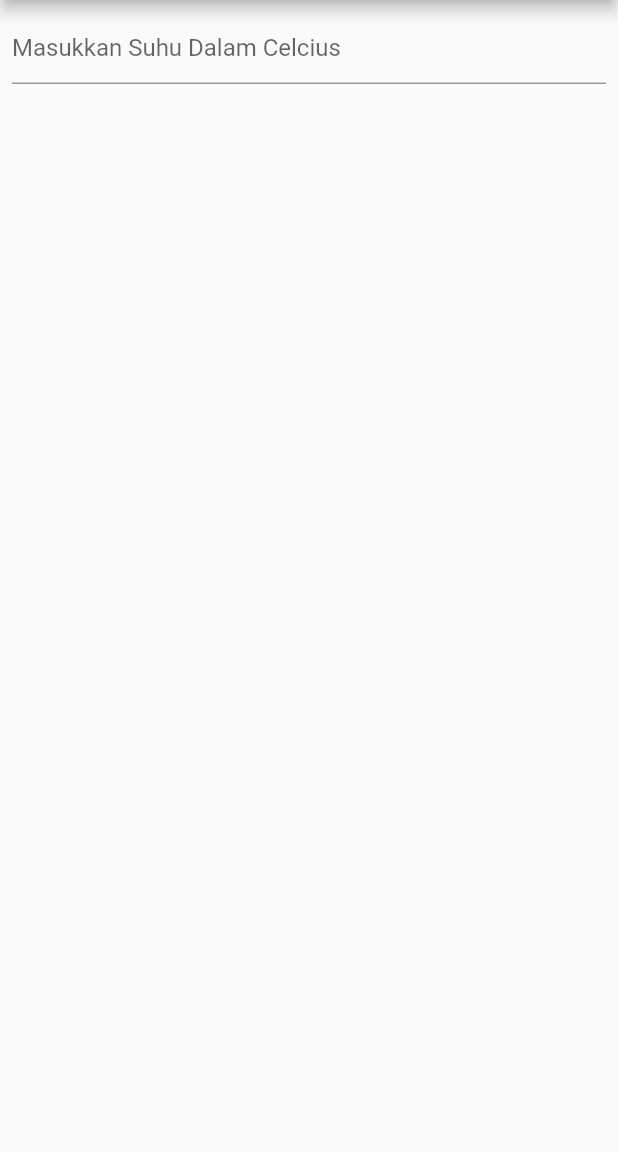
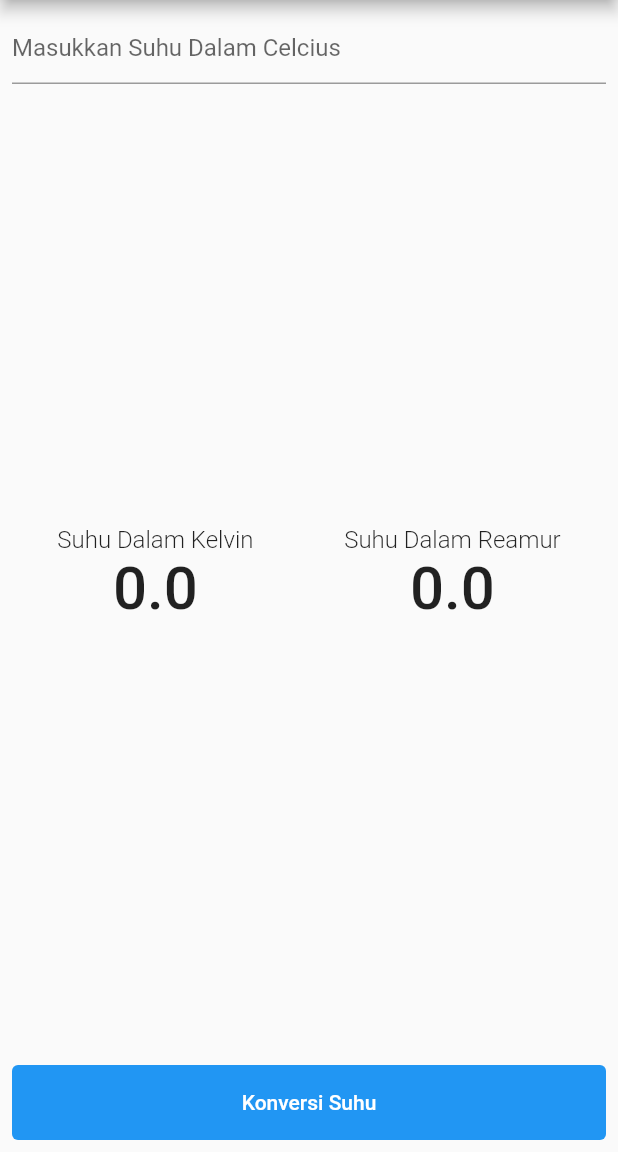
Before and after one commit to rezamandaa/temperature_converter_flutter, a Flutter app: the screen it shows after launch, on a phone screen of 412 x 824 dp, the part 84-1236 px from its top. Run offline on Flutter 3.47's test engine with Material 2 defaults, Android fonts, the phone set to English and light mode, and no system bars.

Commit message:
temperature converter fix

```diff
--- a/lib/main.dart
+++ b/lib/main.dart
@@ -1,4 +1,3 @@
-
 import 'package:flutter/material.dart';
 import 'package:flutter/services.dart';
 
@@ -6,34 +5,102 @@ void main() {
   runApp(const MyApp());
 }
 
-class MyApp extends StatelessWidget {
+class MyApp extends StatefulWidget {
   const MyApp({Key? key}) : super(key: key);
 
-  // This widget is the root of your application.
   @override
+  State<MyApp> createState() => _MyAppState();
+}
+
+class _MyAppState extends State<MyApp>{
+  TextEditingController input = new TextEditingController();
+
+  double celcius = 0;
+  double kelvin = 0;
+  double reamur = 0;
+
+  void konversi() {
+    setState((){
+      celcius = double.parse(input.text);
+      kelvin = celcius + 273.15;
+      reamur = celcius * 0.8;
+    });
+  }
+   @override
   Widget build(BuildContext context) {
-
-
     return MaterialApp(
-      title: 'Flutter Demo',
+      debugShowCheckedModeBanner: false,
+      title: 'Konverter Suhu',
       theme: ThemeData(
-
         primarySwatch: Colors.blue,
       ),
       home: Scaffold(
         appBar: AppBar(
-          title: Text("Konverter Suhu")),
+          title: const Text("Konverter Suhu")),
           body: Container(
-            margin: EdgeInsets.all(8),
-            // ignore: unnecessary_new
-            child:new Column(
-              mainAxisAlignment: MainAxisAlignment.start,
-              children: <Widget>[
-                TextField(
-                decoration: InputDecoration(hintText: "Masukkan Suhu Dalam Celcius",),
+            margin: const EdgeInsets.all(8),
+            child:Column(
+              mainAxisAlignment: MainAxisAlignment.spaceBetween,
+              children:[
+                TextFormField(
+                  controller: input,
+                decoration: const InputDecoration(hintText: "Masukkan Suhu Dalam Celcius",),
                  keyboardType: TextInputType.number,
                  inputFormatters: [FilteringTextInputFormatter.digitsOnly],
-                )
+                ),
+                Row(
+                  mainAxisAlignment: MainAxisAlignment.spaceAround,
+                  children: [
+                    Column(
+                      children: [
+                        Text(
+                          "Suhu Dalam Kelvin",
+                          style: TextStyle(
+                            fontSize: 16,
+                            fontWeight: FontWeight.w300,
+                          ),
+                        ),
+                        Text(
+                          "$kelvin",
+                          style: TextStyle(
+                            fontSize: 40,
+                            fontWeight: FontWeight.w500,
+                          ),
+                        ),
+                      ],
+                    ),
+                    Column(
+                      children: [
+                        Text(
+                          "Suhu Dalam Reamur",
+                          style: TextStyle(
+                            fontSize: 16,
+                            fontWeight: FontWeight.w300,
+                          ),
+                        ),
+                        Text(
+                          "$reamur",
+                          style: TextStyle(
+                            fontSize: 40,
+                            fontWeight: FontWeight.w500,
+                          ),
+                        ),
+                      ],
+                    ),
+                  ],
+                ),
+                Container(
+                  width: double.infinity,
+                  height: 50,
+                  child: TextButton(
+                    style: TextButton.styleFrom(backgroundColor: Colors.blue),
+                    onPressed: konversi,
+                    child: Text(
+                      "Konversi Suhu",
+                      style: TextStyle(color: Colors.white),
+                    ),
+                  ),
+                ),
               ],
             )
           ),
@@ -43,23 +110,48 @@ class MyApp extends StatelessWidget {
 }
 
 
-
 class MyHomePage extends StatefulWidget {
   const MyHomePage({Key? key, required this.title}) : super(key: key);
   final String title;
 
   @override
-  State<StatefulWidget> createState() {
-    return new HomePageState();
-  }
+  State<MyHomePage> createState() => _MyHomePageState();
 }
 
-  class HomePageState extends State<MyHomePage> {
+class _MyHomePageState extends State<MyHomePage> {
+  int _counter = 0;
+
+  void _incrementCounter() {
+    setState(() {
+      _counter++;
+    });
+  }
+
   @override
   Widget build(BuildContext context) {
-    return new Scaffold(
-      backgroundColor: Colors.white,
-
+    return Scaffold(
+      appBar: AppBar(
+        title: Text(widget.title),
+      ),
+      body: Center(
+        child: Column(
+          mainAxisAlignment: MainAxisAlignment.center,
+          children: <Widget>[
+            const Text(
+              'You have pushed the button this many times:',
+            ),
+            Text(
+              '$_counter',
+              style: Theme.of(context).textTheme.headline4,
+            ),
+          ],
+        ),
+      ),
+      floatingActionButton: FloatingActionButton(
+        onPressed: _incrementCounter,
+        tooltip: 'Increment',
+        child: const Icon(Icons.add),
+      ),
     );
   }
 }
```
